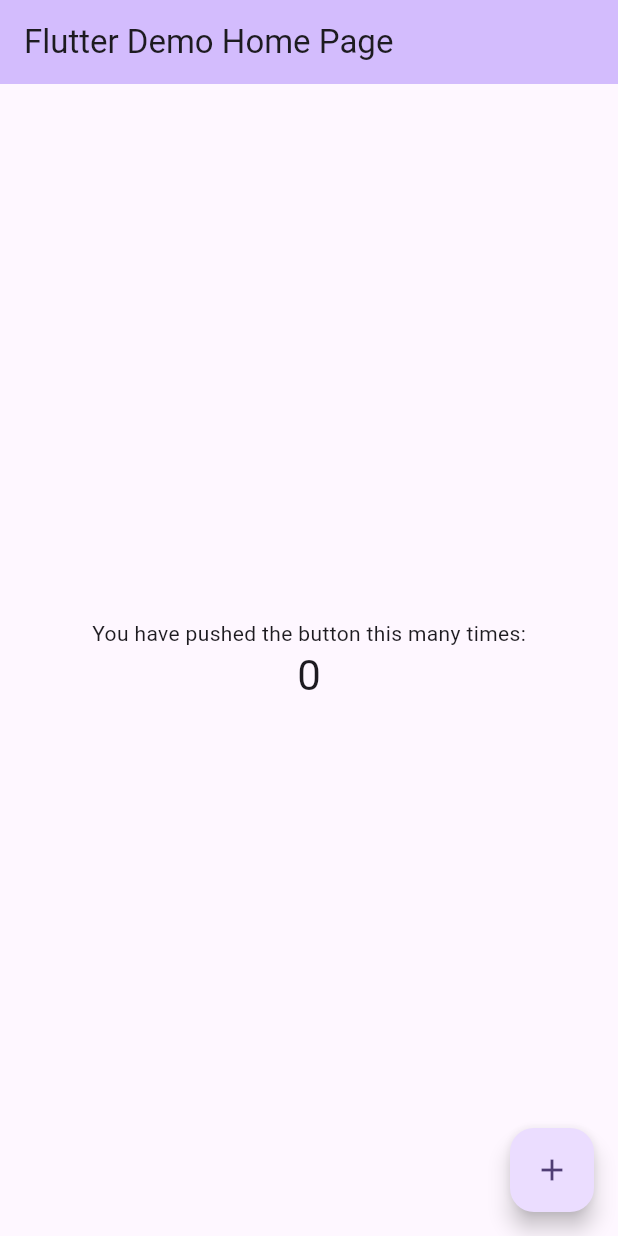
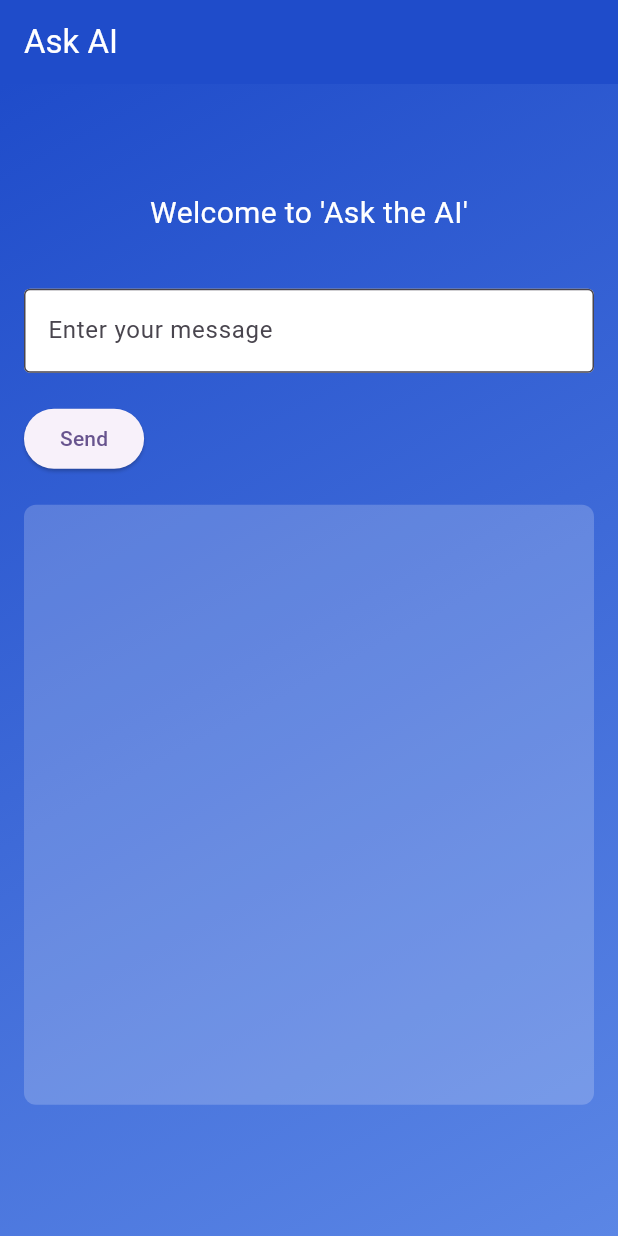
Before and after one commit to eyuelfrew/chatbot, a Flutter app: the screen it shows after launch, on a phone screen of 412 x 824 dp. Run offline on Flutter 3.47's test engine with Material 3 defaults, Android fonts, the phone set to English and light mode, and no system bars; our stand-ins replace dio.

```diff
--- /dev/null
+++ b/lib/home_page.dart
@@ -0,0 +1,125 @@
+import 'package:chatbot/service/OpenAPIService.dart';
+import 'package:flutter/material.dart';
+
+class ChatScreen extends StatefulWidget {
+  const ChatScreen({super.key});
+
+  @override
+  // ignore: library_private_types_in_public_api
+  _ChatScreenState createState() => _ChatScreenState();
+}
+
+class _ChatScreenState extends State<ChatScreen> {
+  final OpenAPIService openAPIService = OpenAPIService();
+  bool _loading = false;
+  final TextEditingController _controller = TextEditingController();
+  String _response = "";
+  Future<void> _sendMessage() async {
+    //set loading state
+    setState(() {
+      _loading = true;
+    });
+    String prompt = _controller.text;
+    if (prompt.isNotEmpty) {
+      String aiResponse = await openAPIService.generateResponse(prompt);
+      setState(() {
+        _loading = false;
+        _response = aiResponse;
+      });
+    }
+    _controller.clear();
+  }
+
+  @override
+  Widget build(BuildContext context) {
+    return Scaffold(
+      appBar: AppBar(
+        title: Text(
+          "Ask AI",
+          style: TextStyle(color: Colors.white),
+        ),
+        backgroundColor: const Color.fromARGB(255, 31, 76, 202),
+      ),
+      body: Container(
+        decoration: BoxDecoration(
+          gradient: LinearGradient(colors: [
+            Color.fromARGB(255, 31, 76, 202),
+            Color.fromARGB(255, 91, 134, 229),
+          ], begin: Alignment.topLeft, end: Alignment.bottomRight),
+        ),
+        child: Center(
+          child: Column(
+            mainAxisAlignment: MainAxisAlignment.center,
+            children: [
+              Text(
+                "Welcome to 'Ask the AI'",
+                style: TextStyle(
+                  fontSize: 20,
+                  color: Colors.white,
+                ),
+              ),
+              SizedBox(
+                height: 20,
+              ),
+              Padding(
+                padding: const EdgeInsets.all(16.0),
+                child: SingleChildScrollView(
+                  child: Column(
+                    crossAxisAlignment:
+                        CrossAxisAlignment.start, // Align text to the start
+                    children: [
+                      TextField(
+                        controller: _controller,
+                        decoration: InputDecoration(
+                          labelText: 'Enter your message',
+                          filled: true,
+                          fillColor: Colors
+                              .white, // To contrast against the blue background
+                          border: OutlineInputBorder(),
+                        ),
+                      ),
+                      SizedBox(
+                        height: 20,
+                      ),
+                      if (_loading)
+                        Text(
+                          "Waiting for response....",
+                          style: TextStyle(
+                              color: Colors.white), // Text color on blue
+                        )
+                      else
+                        ElevatedButton(
+                          onPressed: _sendMessage,
+                          child: Text('Send'),
+                        ),
+                      SizedBox(
+                        height: 20,
+                      ),
+                      Container(
+                        width: 380,
+                        height:
+                            400, // Set the maximum height for the scrollable area
+                        padding: EdgeInsets.all(8.0),
+                        decoration: BoxDecoration(
+                          color: Colors.white
+                              .withOpacity(0.2), // Background for the text
+                          borderRadius: BorderRadius.circular(8.0),
+                        ),
+                        child: SingleChildScrollView(
+                          child: Text(
+                            _response, // Display the response text
+                            style: TextStyle(color: Colors.white),
+                          ),
+                        ),
+                      ),
+                    ],
+                  ),
+                ),
+              )
+            ],
+          ),
+        ),
+      ),
+    );
+  }
+}
--- a/lib/main.dart
+++ b/lib/main.dart
@@ -1,3 +1,4 @@
+import 'package:chatbot/home_page.dart';
 import 'package:flutter/material.dart';
 
 void main() {
@@ -11,115 +12,12 @@ class MyApp extends StatelessWidget {
   @override
   Widget build(BuildContext context) {
     return MaterialApp(
-      title: 'Flutter Demo',
+      title: 'AI Test',
       theme: ThemeData(
-        // This is the theme of your application.
-        //
-        // TRY THIS: Try running your application with "flutter run". You'll see
-        // the application has a purple toolbar. Then, without quitting the app,
-        // try changing the seedColor in the colorScheme below to Colors.green
-        // and then invoke "hot reload" (save your changes or press the "hot
-        // reload" button in a Flutter-supported IDE, or press "r" if you used
-        // the command line to start the app).
-        //
-        // Notice that the counter didn't reset back to zero; the application
-        // state is not lost during the reload. To reset the state, use hot
-        // restart instead.
-        //
-        // This works for code too, not just values: Most code changes can be
-        // tested with just a hot reload.
         colorScheme: ColorScheme.fromSeed(seedColor: Colors.deepPurple),
         useMaterial3: true,
       ),
-      home: const MyHomePage(title: 'Flutter Demo Home Page'),
+      home: const ChatScreen(),
     );
   }
 }
-
-class MyHomePage extends StatefulWidget {
-  const MyHomePage({super.key, required this.title});
-
-  // This widget is the home page of your application. It is stateful, meaning
-  // that it has a State object (defined below) that contains fields that affect
-  // how it looks.
-
-  // This class is the configuration for the state. It holds the values (in this
-  // case the title) provided by the parent (in this case the App widget) and
-  // used by the build method of the State. Fields in a Widget subclass are
-  // always marked "final".
-
-  final String title;
-
-  @override
-  State<MyHomePage> createState() => _MyHomePageState();
-}
-
-class _MyHomePageState extends State<MyHomePage> {
-  int _counter = 0;
-
-  void _incrementCounter() {
-    setState(() {
-      // This call to setState tells the Flutter framework that something has
-      // changed in this State, which causes it to rerun the build method below
-      // so that the display can reflect the updated values. If we changed
-      // _counter without calling setState(), then the build method would not be
-      // called again, and so nothing would appear to happen.
-      _counter++;
-    });
-  }
-
-  @override
-  Widget build(BuildContext context) {
-    // This method is rerun every time setState is called, for instance as done
-    // by the _incrementCounter method above.
-    //
-    // The Flutter framework has been optimized to make rerunning build methods
-    // fast, so that you can just rebuild anything that needs updating rather
-    // than having to individually change instances of widgets.
-    return Scaffold(
-      appBar: AppBar(
-        // TRY THIS: Try changing the color here to a specific color (to
-        // Colors.amber, perhaps?) and trigger a hot reload to see the AppBar
-        // change color while the other colors stay the same.
-        backgroundColor: Theme.of(context).colorScheme.inversePrimary,
-        // Here we take the value from the MyHomePage object that was created by
-        // the App.build method, and use it to set our appbar title.
-        title: Text(widget.title),
-      ),
-      body: Center(
-        // Center is a layout widget. It takes a single child and positions it
-        // in the middle of the parent.
-        child: Column(
-          // Column is also a layout widget. It takes a list of children and
-          // arranges them vertically. By default, it sizes itself to fit its
-          // children horizontally, and tries to be as tall as its parent.
-          //
-          // Column has various properties to control how it sizes itself and
-          // how it positions its children. Here we use mainAxisAlignment to
-          // center the children vertically; the main axis here is the vertical
-          // axis because Columns are vertical (the cross axis would be
-          // horizontal).
-          //
-          // TRY THIS: Invoke "debug painting" (choose the "Toggle Debug Paint"
-          // action in the IDE, or press "p" in the console), to see the
-          // wireframe for each widget.
-          mainAxisAlignment: MainAxisAlignment.center,
-          children: <Widget>[
-            const Text(
-              'You have pushed the button this many times:',
-            ),
-            Text(
-              '$_counter',
-              style: Theme.of(context).textTheme.headlineMedium,
-            ),
-          ],
-        ),
-      ),
-      floatingActionButton: FloatingActionButton(
-        onPressed: _incrementCounter,
-        tooltip: 'Increment',
-        child: const Icon(Icons.add),
-      ), // This trailing comma makes auto-formatting nicer for build methods.
-    );
-  }
-}
--- /dev/null
+++ b/lib/service/OpenAPIService.dart
@@ -0,0 +1,36 @@
+import 'package:dio/dio.dart';
+
+class OpenAPIService {
+  final dio = Dio();
+  // ignore: non_constant_identifier_names
+  final String GEMINI_API_KEY = "AIzaSyDE6Qle-BHtFijBIrDJbwScez-ITJw3z18";
+  final String apiUrl = "https://api.openai.com/v1/completions";
+  //request gpt model
+  Future<String> generateResponse(String prompt) async {
+    try {
+      var response = await dio.post(
+          "https://generativelanguage.googleapis.com/v1beta/models/gemini-1.5-flash:generateContent?key=$GEMINI_API_KEY",
+          options: Options(headers: {
+            'Content-Type': 'application/json',
+          }),
+          data: {
+            "contents": [
+              {
+                "parts": [
+                  {"text": prompt}
+                ]
+              }
+            ]
+          });
+      final String geminiResponse =
+          response.data['candidates'][0]['content']['parts'][0]["text"];
+      return geminiResponse;
+    } catch (e) {
+      if (e is DioException) {
+        return "Network Error!!";
+      } else {
+        return "Error Generating Response";
+      }
+    }
+  }
+}
```
Also changed, not shown: 1 other file.
